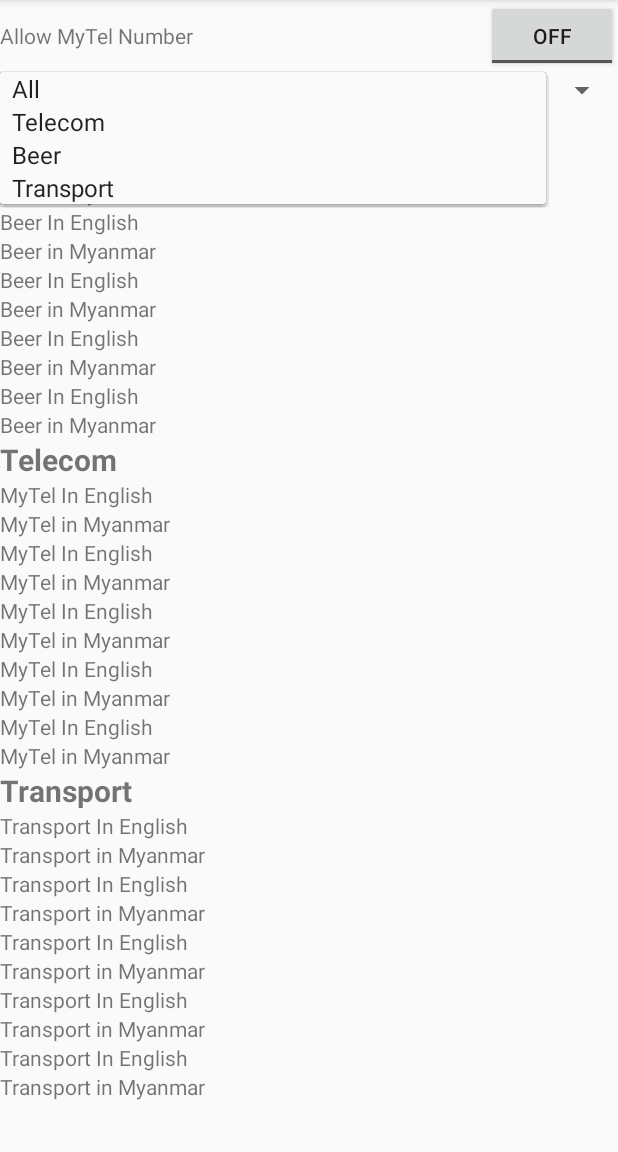
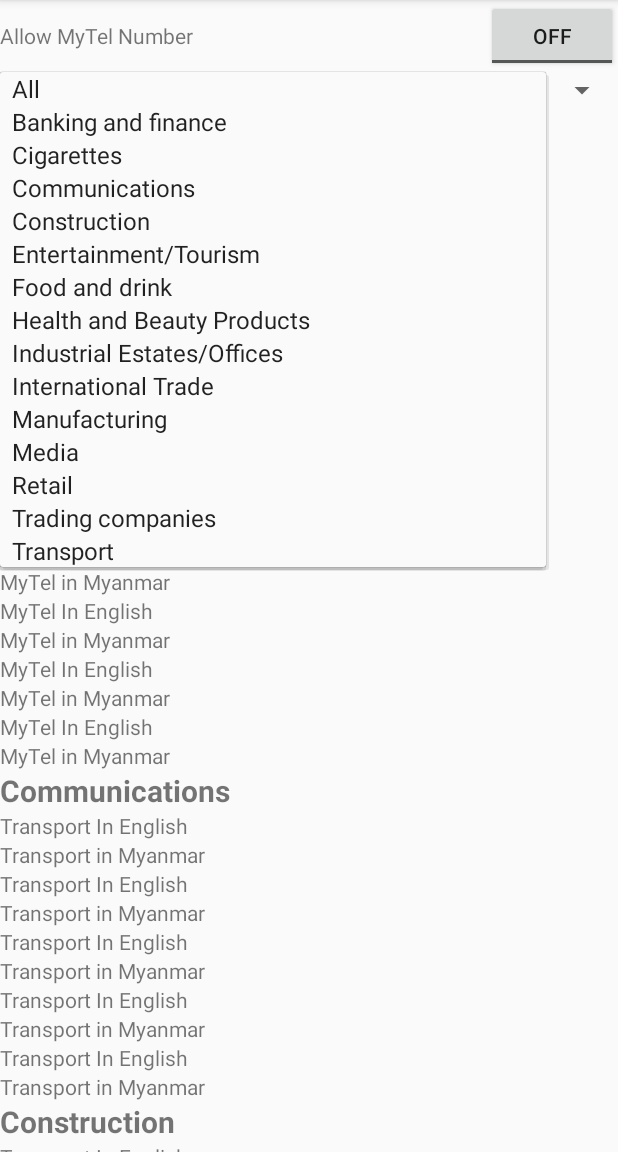
Before and after one commit to PhyoeKo/MyTelBlocker, an Android app: the screen it shows after launch (BlacklistActivity), after a tap on "All", on a phone screen of 412 x 824 dp, the part 84-1236 px from its top. Run offline under Robolectric (Android 15) with nearby library versions, the phone set to English and light mode, and no system bars.

Commit message:
Add Categories Data

```diff
--- a/app/src/main/java/com/mytelblocker/mm/activity/BlacklistActivity.java
+++ b/app/src/main/java/com/mytelblocker/mm/activity/BlacklistActivity.java
@@ -121,41 +121,52 @@ public class BlacklistActivity extends AppCompatActivity implements AdapterView.
         }
     }
 
-    public void onAbout(MenuItem item) {
-        startActivity(new Intent(Intent.ACTION_VIEW, Uri.parse("https://github.com/eaglx/CallBlocker")));
-    }
-
-    private void loadBeer() {
-        fuckingMilitaryDataList.add(new DataHeader("Beer"));
-        for (int i = 0; i < 5; i++) {
-            fuckingMilitaryDataList.add(new MilitaryData("Beer In English", "Beer in Myanmar"));
-        }
-    }
-
-    private void loadTeleCom() {
-        fuckingMilitaryDataList.add(new DataHeader("Telecom"));
-        for (int i = 0; i < 5; i++) {
-            fuckingMilitaryDataList.add(new MilitaryData("MyTel In English", "MyTel in Myanmar"));
-        }
-    }
-
-    private void loadTransport() {
-        fuckingMilitaryDataList.add(new DataHeader("Transport"));
-        for (int i = 0; i < 5; i++) {
-            fuckingMilitaryDataList.add(new MilitaryData("Transport In English", "Transport in Myanmar"));
-        }
-    }
-
     @Override
     public void onItemSelected(AdapterView<?> parent, View view, int position, long id) {
         fuckingMilitaryDataList.clear();
         String selected = (String) parent.getSelectedItem();
         switch (selected) {
-            case "Telecom":
-                loadTeleCom();
+            case "Banking and finance":
+                loadBankingServices();
                 break;
-            case "Beer":
-                loadBeer();
+            case "Cigarettes":
+                loadCigarettes();
+                break;
+            case "Communications":
+                loadCommunications();
+                break;
+            case "Construction":
+                loadConstruction();
+                break;
+
+            case "Entertainment/Tourism":
+                loadEntertainment();
+                break;
+
+            case "Food and drink":
+                loadFoodAndDrink();
+                break;
+            case "Health and Beauty Products":
+                loadHealthAndBeauty();
+                break;
+
+            case "Industrial Estates/Offices":
+                loadIndustrial();
+                break;
+            case "International Trade":
+                loadInternationalTrade();
+                break;
+            case "Manufacturing":
+                loadManufacturing();
+                break;
+            case "Media":
+                loadMedia();
+                break;
+            case "Retail":
+                loadRetail();
+                break;
+            case "Trading companies":
+                loadTrading();
                 break;
             case "Transport":
                 loadTransport();
@@ -173,9 +184,117 @@ public class BlacklistActivity extends AppCompatActivity implements AdapterView.
     }
 
     private void loadDefault() {
-        loadBeer();
-        loadTeleCom();
-        loadTransport();
+        loadBankingServices();
+        loadCigarettes();
+        loadCommunications();
+        loadConstruction();
+        loadEntertainment();
+        loadFoodAndDrink();
+        loadHealthAndBeauty();
+        loadIndustrial();
+        loadInternationalTrade();
+        loadManufacturing();
+        loadMedia();
+        loadRetail();
         militaryDataListAdapter.setData(fuckingMilitaryDataList);
     }
+
+    private void loadBankingServices() {
+        fuckingMilitaryDataList.add(new DataHeader("Banking and finance"));
+        for (int i = 0; i < 5; i++) {
+            fuckingMilitaryDataList.add(new MilitaryData("Beer In English", "Beer in Myanmar"));
+        }
+    }
+
+    private void loadCigarettes() {
+        fuckingMilitaryDataList.add(new DataHeader("Cigarettes"));
+        for (int i = 0; i < 5; i++) {
+            fuckingMilitaryDataList.add(new MilitaryData("MyTel In English", "MyTel in Myanmar"));
+        }
+    }
+
+    private void loadCommunications() {
+        fuckingMilitaryDataList.add(new DataHeader("Communications"));
+        for (int i = 0; i < 5; i++) {
+            fuckingMilitaryDataList.add(new MilitaryData("Transport In English", "Transport in Myanmar"));
+        }
+    }
+
+    private void loadConstruction() {
+        fuckingMilitaryDataList.add(new DataHeader("Construction"));
+        for (int i = 0; i < 5; i++) {
+            fuckingMilitaryDataList.add(new MilitaryData("Transport In English", "Transport in Myanmar"));
+        }
+    }
+
+    private void loadEntertainment() {
+        fuckingMilitaryDataList.add(new DataHeader("Entertainment/Tourism"));
+        for (int i = 0; i < 5; i++) {
+            fuckingMilitaryDataList.add(new MilitaryData("Transport In English", "Transport in Myanmar"));
+        }
+    }
+
+
+    private void loadFoodAndDrink() {
+        fuckingMilitaryDataList.add(new DataHeader("Food and drink"));
+        for (int i = 0; i < 5; i++) {
+            fuckingMilitaryDataList.add(new MilitaryData("Transport In English", "Transport in Myanmar"));
+        }
+    }
+
+    private void loadHealthAndBeauty() {
+        fuckingMilitaryDataList.add(new DataHeader("Health and Beauty Products"));
+        for (int i = 0; i < 5; i++) {
+            fuckingMilitaryDataList.add(new MilitaryData("Transport In English", "Transport in Myanmar"));
+        }
+    }
+
+    private void loadIndustrial() {
+        fuckingMilitaryDataList.add(new DataHeader("Industrial Estates/Offices"));
+        for (int i = 0; i < 5; i++) {
+            fuckingMilitaryDataList.add(new MilitaryData("Transport In English", "Transport in Myanmar"));
+        }
+    }
+
+    private void loadInternationalTrade() {
+        fuckingMilitaryDataList.add(new DataHeader("International Trade"));
+        for (int i = 0; i < 5; i++) {
+            fuckingMilitaryDataList.add(new MilitaryData("Transport In English", "Transport in Myanmar"));
+        }
+    }
+
+    private void loadManufacturing() {
+        fuckingMilitaryDataList.add(new DataHeader("Manufacturing"));
+        for (int i = 0; i < 5; i++) {
+            fuckingMilitaryDataList.add(new MilitaryData("Transport In English", "Transport in Myanmar"));
+        }
+    }
+
+    private void loadMedia() {
+        fuckingMilitaryDataList.add(new DataHeader("Media"));
+        for (int i = 0; i < 5; i++) {
+            fuckingMilitaryDataList.add(new MilitaryData("Transport In English", "Transport in Myanmar"));
+        }
+    }
+
+    private void loadRetail() {
+        fuckingMilitaryDataList.add(new DataHeader("Retail"));
+        for (int i = 0; i < 5; i++) {
+            fuckingMilitaryDataList.add(new MilitaryData("Transport In English", "Transport in Myanmar"));
+        }
+    }
+
+    private void loadTrading() {
+        fuckingMilitaryDataList.add(new DataHeader("Trading companies"));
+        for (int i = 0; i < 5; i++) {
+            fuckingMilitaryDataList.add(new MilitaryData("Transport In English", "Transport in Myanmar"));
+        }
+    }
+
+    private void loadTransport() {
+        fuckingMilitaryDataList.add(new DataHeader("Transport"));
+        for (int i = 0; i < 5; i++) {
+            fuckingMilitaryDataList.add(new MilitaryData("Transport In English", "Transport in Myanmar"));
+        }
+    }
 }
--- a/app/src/main/res/values/strings.xml
+++ b/app/src/main/res/values/strings.xml
@@ -10,8 +10,19 @@
 
     <string-array name="testArray">
         <item>All</item>
-        <item>Telecom</item>
-        <item>Beer</item>
+        <item>Banking and finance</item>
+        <item>Cigarettes</item>
+        <item>Communications</item>
+        <item>Construction</item>
+        <item>Entertainment/Tourism</item>
+        <item>Food and drink</item>
+        <item>Health and Beauty Products</item>
+        <item>Industrial Estates/Offices</item>
+        <item>International Trade</item>
+        <item>Manufacturing</item>
+        <item>Media</item>
+        <item>Retail</item>
+        <item>Trading companies</item>
         <item>Transport</item>
     </string-array>
 
```
